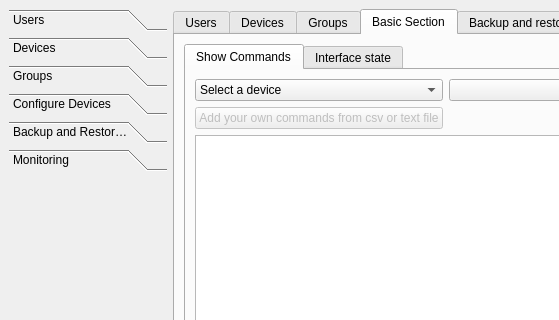
saad909/cnsrc, file main.ui: the form before one commit; both pictures show x 0 to 559 and y 0 to 320 of the 870 by 736 pixel window.
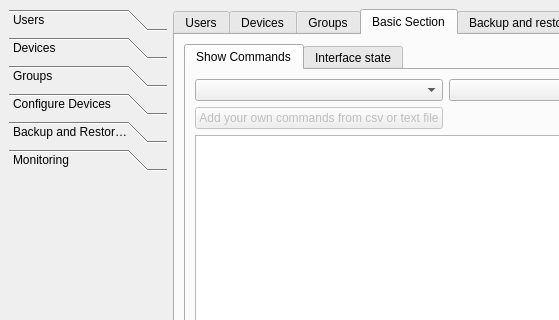
The form after the commit. The open tabs and pages were chosen to show the change.

Commit message: Fixed devices not adding in show commands section combobox

Patch:
```diff
--- a/main.ui
+++ b/main.ui
@@ -1742,13 +1742,7 @@
              </widget>
             </item>
             <item row="0" column="0">
-             <widget class="QComboBox" name="cb_bt_all_devices">
-              <item>
-               <property name="text">
-                <string>Select a device</string>
-               </property>
-              </item>
-             </widget>
+             <widget class="QComboBox" name="cb_bt_all_devices"/>
             </item>
             <item row="3" column="0" colspan="3">
              <widget class="QTextEdit" name="config_show_te_cmds_output">
```
Left out of the diff: 2 changed lines with no effect on the pictures. The commit also changes 8 other files.
